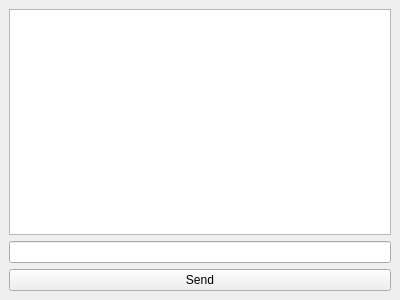
This is chatwindow.ui in kechangdev/Easychat as Qt 5 draws it before an edit. The edited form follows.
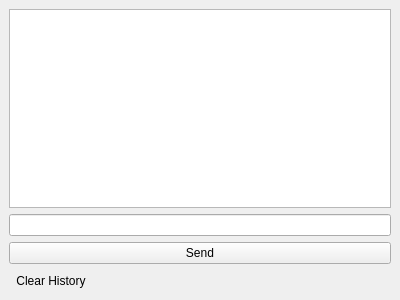
This is the edited form. Icons and pictures are not drawn.

What changed in the file:
```diff
--- a/chatwindow.ui
+++ b/chatwindow.ui
@@ -28,6 +28,21 @@
       </property>
      </widget>
     </item>
+    <item>
+     <widget class="QToolButton" name="clearButton">
+      <property name="text">
+       <string>Clear History</string>
+      </property>
+      <property name="icon">
+       <iconset resource="icons.qrc">
+        <normaloff>clear.png</normaloff>
+       </iconset>
+      </property>
+      <property name="autoRaise">
+       <bool>true</bool>
+      </property>
+     </widget>
+    </item>
    </layout>
   </widget>
  </widget>
```
Left out of the diff: 4 changed lines with no effect on the pictures.
